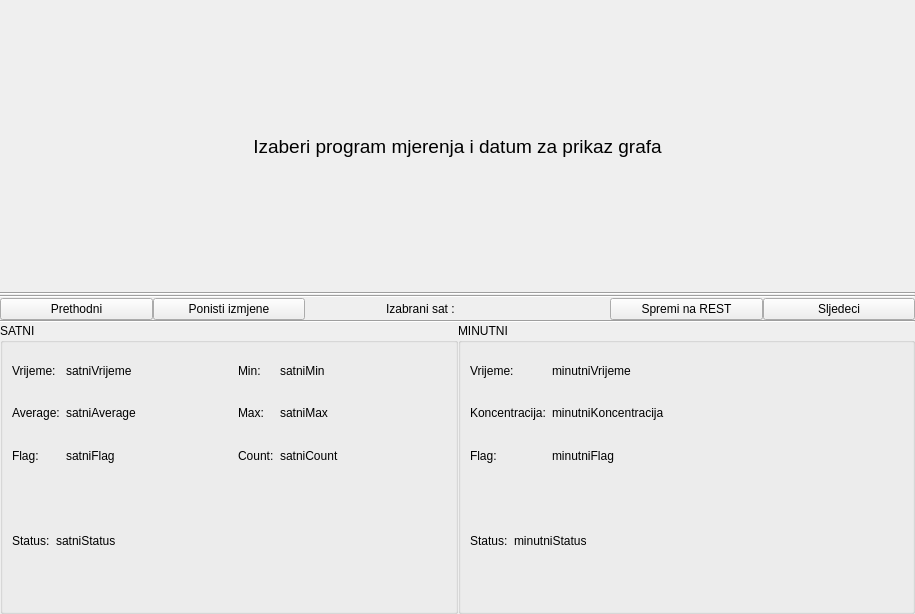
First picture: the form in app/view/ui_files/konc_graf_panel.ui, repository kluksa/kontrola-podataka, before the edit.
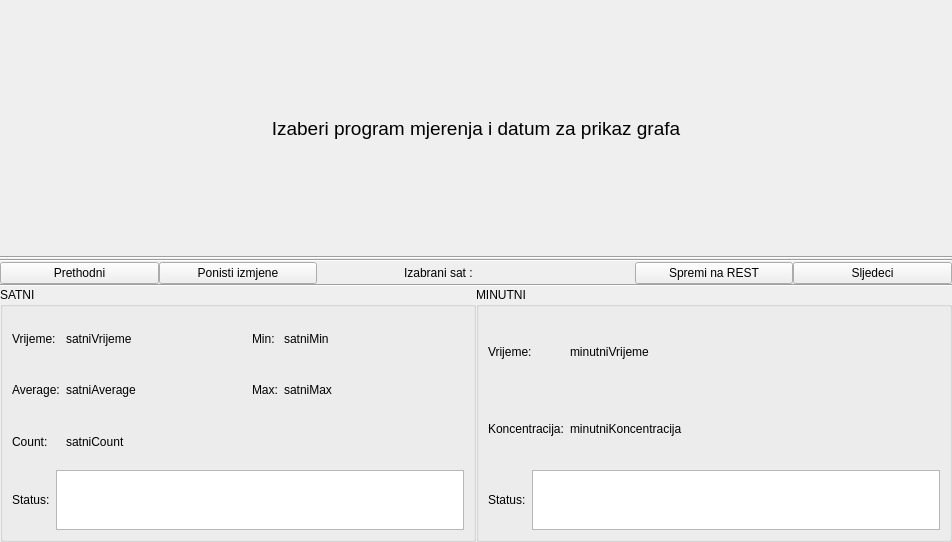
Second picture: the form after the edit.

Commit message:
promejna status labela..
- promjenjen nacin kako se prikazuju statusi u panelu nakon izbora
tocke. Vise nije label, vec plainTextEdit (read only). Svaki status je
zapisan u svoj redak... scrollbar se prikazuje po potrebi (defaultno
stane nekih 4 statusa)

Patch:
```diff
--- a/app/view/ui_files/konc_graf_panel.ui
+++ b/app/view/ui_files/konc_graf_panel.ui
@@ -6,8 +6,8 @@
    <rect>
     <x>0</x>
     <y>0</y>
-    <width>915</width>
-    <height>614</height>
+    <width>952</width>
+    <height>542</height>
    </rect>
   </property>
   <property name="sizePolicy">
@@ -266,7 +266,7 @@
             </property>
            </widget>
           </item>
-          <item row="2" column="2">
+          <item row="2" column="0">
            <widget class="QLabel" name="label_12">
             <property name="sizePolicy">
              <sizepolicy hsizetype="Minimum" vsizetype="Preferred">
@@ -279,7 +279,7 @@
             </property>
            </widget>
           </item>
-          <item row="2" column="3">
+          <item row="2" column="1">
            <widget class="QLabel" name="satniCount">
             <property name="sizePolicy">
              <sizepolicy hsizetype="MinimumExpanding" vsizetype="Preferred">
@@ -292,32 +292,6 @@
             </property>
            </widget>
           </item>
-          <item row="2" column="0">
-           <widget class="QLabel" name="label_14">
-            <property name="sizePolicy">
-             <sizepolicy hsizetype="Minimum" vsizetype="Preferred">
-              <horstretch>0</horstretch>
-              <verstretch>0</verstretch>
-             </sizepolicy>
-            </property>
-            <property name="text">
-             <string>Flag:</string>
-            </property>
-           </widget>
-          </item>
-          <item row="2" column="1">
-           <widget class="QLabel" name="satniFlag">
-            <property name="sizePolicy">
-             <sizepolicy hsizetype="MinimumExpanding" vsizetype="Preferred">
-              <horstretch>0</horstretch>
-              <verstretch>0</verstretch>
-             </sizepolicy>
-            </property>
-            <property name="text">
-             <string>satniFlag</string>
-            </property>
-           </widget>
-          </item>
          </layout>
         </item>
         <item>
@@ -336,17 +310,26 @@
            </widget>
           </item>
           <item>
-           <widget class="QLabel" name="satniStatus">
+           <widget class="QPlainTextEdit" name="satniStatus">
             <property name="sizePolicy">
-             <sizepolicy hsizetype="MinimumExpanding" vsizetype="Preferred">
+             <sizepolicy hsizetype="Expanding" vsizetype="Fixed">
               <horstretch>0</horstretch>
               <verstretch>0</verstretch>
              </sizepolicy>
             </property>
-            <property name="text">
-             <string>satniStatus</string>
+            <property name="minimumSize">
+             <size>
+              <width>0</width>
+              <height>60</height>
+             </size>
             </property>
-            <property name="wordWrap">
+            <property name="maximumSize">
+             <size>
+              <width>16777215</width>
+              <height>60</height>
+             </size>
+            </property>
+            <property name="readOnly">
              <bool>true</bool>
             </property>
            </widget>
@@ -370,58 +353,6 @@
        <layout class="QVBoxLayout" name="verticalLayout_3">
         <item>
          <layout class="QGridLayout" name="gridLayout_2">
-          <item row="0" column="1">
-           <widget class="QLabel" name="minutniVrijeme">
-            <property name="sizePolicy">
-             <sizepolicy hsizetype="MinimumExpanding" vsizetype="Preferred">
-              <horstretch>0</horstretch>
-              <verstretch>0</verstretch>
-             </sizepolicy>
-            </property>
-            <property name="text">
-             <string>minutniVrijeme</string>
-            </property>
-           </widget>
-          </item>
-          <item row="1" column="0">
-           <widget class="QLabel" name="label_20">
-            <property name="sizePolicy">
-             <sizepolicy hsizetype="Minimum" vsizetype="Preferred">
-              <horstretch>0</horstretch>
-              <verstretch>0</verstretch>
-             </sizepolicy>
-            </property>
-            <property name="text">
-             <string>Koncentracija:</string>
-            </property>
-           </widget>
-          </item>
-          <item row="0" column="0">
-           <widget class="QLabel" name="label_18">
-            <property name="sizePolicy">
-             <sizepolicy hsizetype="Minimum" vsizetype="Preferred">
-              <horstretch>0</horstretch>
-              <verstretch>0</verstretch>
-             </sizepolicy>
-            </property>
-            <property name="text">
-             <string>Vrijeme:</string>
-            </property>
-           </widget>
-          </item>
-          <item row="2" column="0">
-           <widget class="QLabel" name="label_21">
-            <property name="sizePolicy">
-             <sizepolicy hsizetype="Minimum" vsizetype="Preferred">
-              <horstretch>0</horstretch>
-              <verstretch>0</verstretch>
-             </sizepolicy>
-            </property>
-            <property name="text">
-             <string>Flag:</string>
-            </property>
-           </widget>
-          </item>
           <item row="1" column="1">
            <widget class="QLabel" name="minutniKoncentracija">
             <property name="sizePolicy">
@@ -435,8 +366,34 @@
             </property>
            </widget>
           </item>
-          <item row="2" column="1">
-           <widget class="QLabel" name="minutniFlag">
+          <item row="0" column="0">
+           <widget class="QLabel" name="label_18">
+            <property name="sizePolicy">
+             <sizepolicy hsizetype="Minimum" vsizetype="Preferred">
+              <horstretch>0</horstretch>
+              <verstretch>0</verstretch>
+             </sizepolicy>
+            </property>
+            <property name="text">
+             <string>Vrijeme:</string>
+            </property>
+           </widget>
+          </item>
+          <item row="1" column="0">
+           <widget class="QLabel" name="label_20">
+            <property name="sizePolicy">
+             <sizepolicy hsizetype="Minimum" vsizetype="Preferred">
+              <horstretch>0</horstretch>
+              <verstretch>0</verstretch>
+             </sizepolicy>
+            </property>
+            <property name="text">
+             <string>Koncentracija:</string>
+            </property>
+           </widget>
+          </item>
+          <item row="0" column="1">
+           <widget class="QLabel" name="minutniVrijeme">
             <property name="sizePolicy">
              <sizepolicy hsizetype="MinimumExpanding" vsizetype="Preferred">
               <horstretch>0</horstretch>
@@ -444,7 +401,7 @@
              </sizepolicy>
             </property>
             <property name="text">
-             <string>minutniFlag</string>
+             <string>minutniVrijeme</string>
             </property>
            </widget>
           </item>
@@ -466,17 +423,26 @@
            </widget>
           </item>
           <item>
-           <widget class="QLabel" name="minutniStatus">
+           <widget class="QPlainTextEdit" name="minutniStatus">
             <property name="sizePolicy">
-             <sizepolicy hsizetype="MinimumExpanding" vsizetype="Preferred">
+             <sizepolicy hsizetype="Expanding" vsizetype="Fixed">
               <horstretch>0</horstretch>
               <verstretch>0</verstretch>
              </sizepolicy>
             </property>
-            <property name="text">
-             <string>minutniStatus</string>
+            <property name="minimumSize">
+             <size>
+              <width>0</width>
+              <height>60</height>
+             </size>
             </property>
-            <property name="wordWrap">
+            <property name="maximumSize">
+             <size>
+              <width>16777215</width>
+              <height>60</height>
+             </size>
+            </property>
+            <property name="readOnly">
              <bool>true</bool>
             </property>
            </widget>
```
The commit also changes 3 other files.
